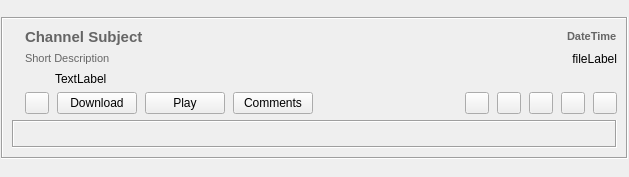
Old version of the form retroshare-gui/src/gui/feeds/GxsChannelPostItem.ui in the repository RetroShare/RetroShare.
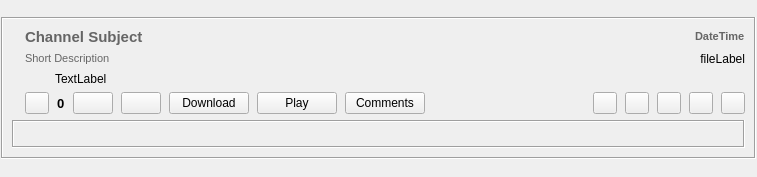
New version of the form. Icons and pictures are not drawn.

Commit message: forget to commit this, vote buttons not yet done.

The edit to the form file:
```diff
--- a/retroshare-gui/src/gui/feeds/GxsChannelPostItem.ui
+++ b/retroshare-gui/src/gui/feeds/GxsChannelPostItem.ui
@@ -6,7 +6,7 @@
    <rect>
     <x>0</x>
     <y>0</y>
-    <width>629</width>
+    <width>757</width>
     <height>177</height>
    </rect>
   </property>
@@ -224,6 +224,43 @@
               </property>
              </widget>
             </item>
+            <item>
+             <widget class="QLabel" name="scoreLabel">
+              <property name="font">
+               <font>
+                <family>Tahoma</family>
+                <pointsize>10</pointsize>
+                <weight>75</weight>
+                <bold>true</bold>
+               </font>
+              </property>
+              <property name="text">
+               <string>0</string>
+              </property>
+             </widget>
+            </item>
+            <item>
+             <widget class="QPushButton" name="voteUpButton">
+              <property name="text">
+               <string/>
+              </property>
+              <property name="icon">
+               <iconset resource="../images.qrc">
+                <normaloff>:/images/vote_up.png</normaloff>:/images/vote_up.png</iconset>
+              </property>
+             </widget>
+            </item>
+            <item>
+             <widget class="QPushButton" name="voteDownButton">
+              <property name="text">
+               <string/>
+              </property>
+              <property name="icon">
+               <iconset resource="../images.qrc">
+                <normaloff>:/images/vote_down.png</normaloff>:/images/vote_down.png</iconset>
+              </property>
+             </widget>
+            </item>
             <item>
              <widget class="QPushButton" name="downloadButton">
               <property name="font">
```
Left out of the diff: 6 changed lines with no effect on the pictures. The commit also changes 2 other files.
